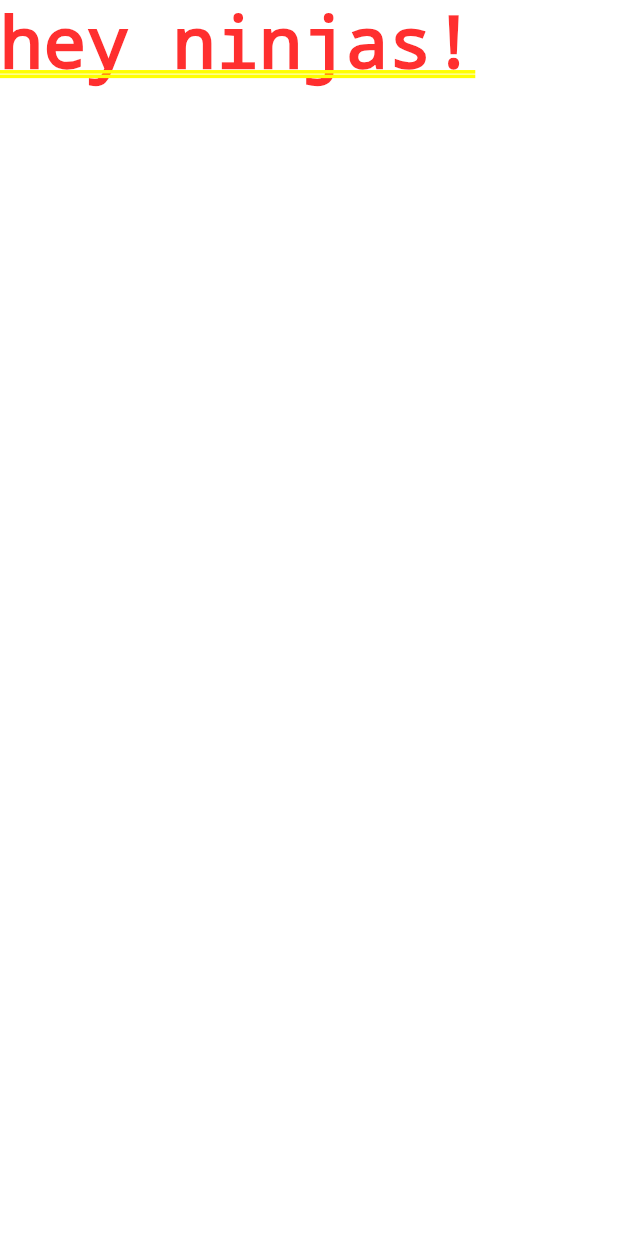
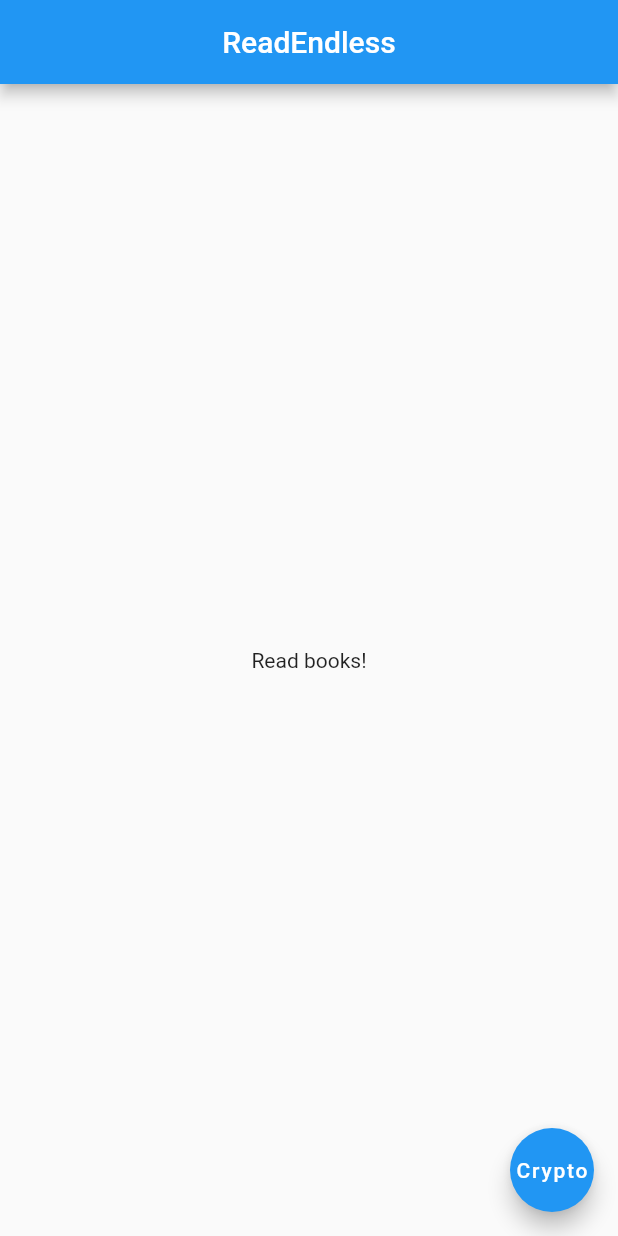
Before and after one commit to reyou/Ggg.Flutter, a Flutter app: the screen it shows after launch, on a phone screen of 412 x 824 dp. Run offline on Flutter 3.47's test engine with Material 2 defaults, Android fonts, the phone set to English and light mode, and no system bars.

Commit message:
action button

```diff
--- a/intro1/lib/main.dart
+++ b/intro1/lib/main.dart
@@ -1,7 +1,17 @@
 import 'package:flutter/material.dart';
 
 void main() {
-  runApp(const MaterialApp(
-    home: Text('hey ninjas!'),
-  ));
+  runApp(MaterialApp(home: Scaffold(
+    appBar: AppBar(
+      title: Text("ReadEndless"),
+      centerTitle: true,
+    ),
+    body: Center(child: Text("Read books!"),),
+    floatingActionButton: FloatingActionButton(
+      child: Text("Crypto"),
+      onPressed: () {
+
+      },
+    ),
+  )));
 }
```
